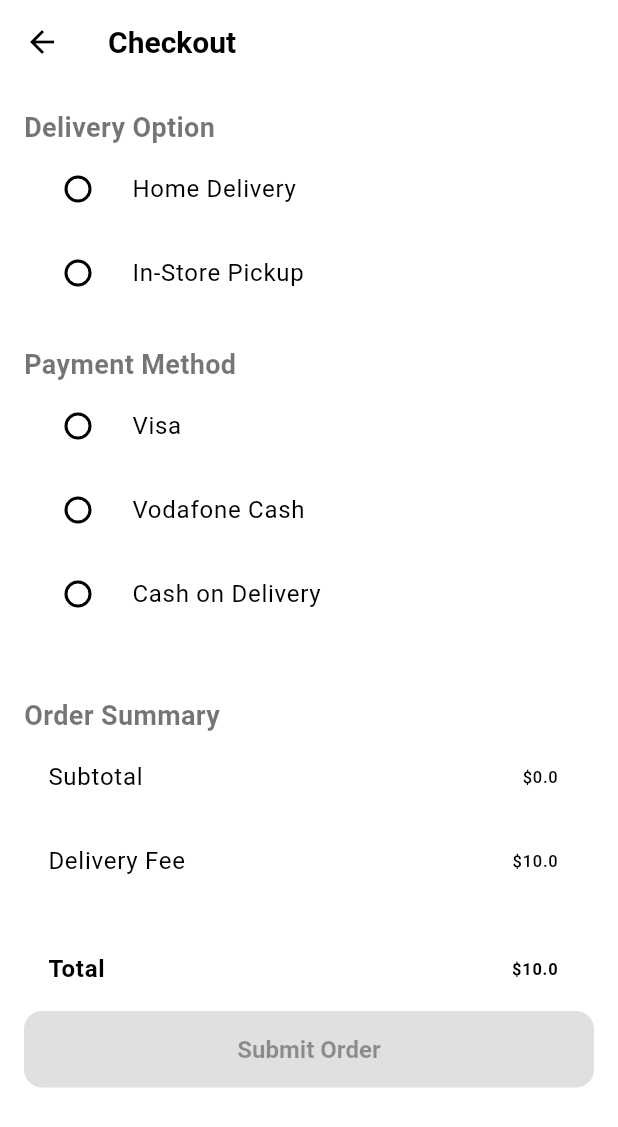
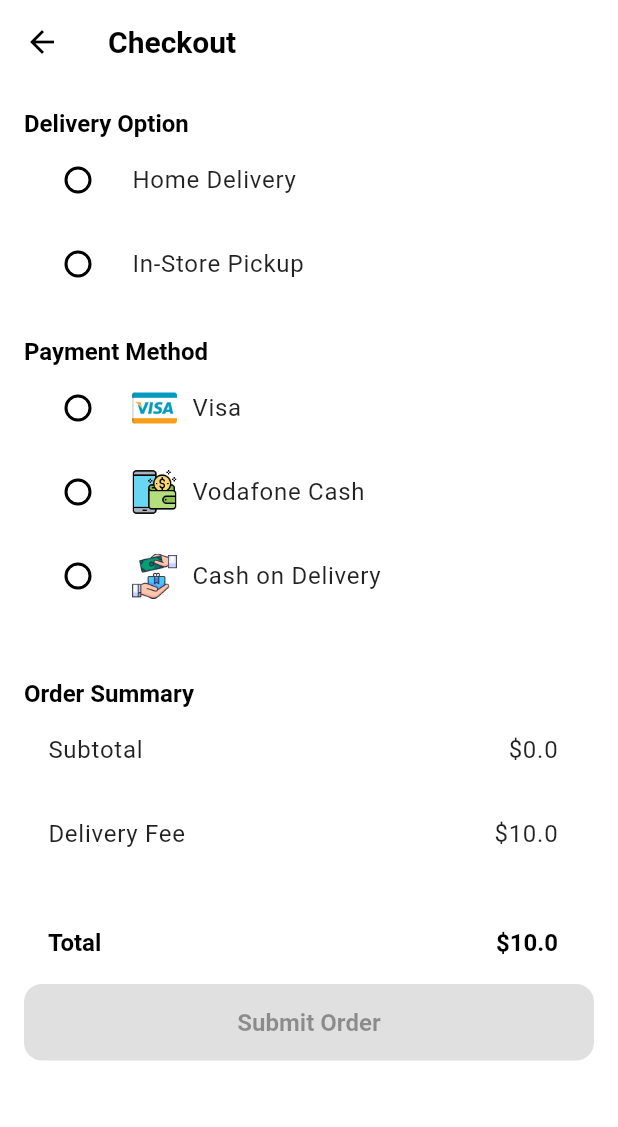
Before and after one commit to Sobhy-Abdelhakam/pottery-shop, a Flutter app: the CheckoutScreen screen opened directly with empty values, on a phone screen of 412 x 824 dp. Shown: the top 1127 px of the screen. Run offline on Flutter 3.47's test engine with Material 3 defaults, Android fonts, the light colour scheme and no system bars; our stand-ins replace equatable, flutter_bloc; missing offline and left inert: carousel_slider_plus, dot_curved_bottom_nav.

Commit message:
integrate the payment method icon

```diff
--- a/lib/feature/checkout/widgets/delivery_option_selector.dart
+++ b/lib/feature/checkout/widgets/delivery_option_selector.dart
@@ -13,9 +13,9 @@ class DeliveryOptionSelector extends StatelessWidget {
     return Column(
       crossAxisAlignment: CrossAxisAlignment.start,
       children: [
-        const Text('Delivery Option', style: TextStyle(fontSize: 18, fontWeight: FontWeight.bold)),
+        Text('Delivery Option', style: Theme.of(context).textTheme.titleLarge),
         RadioListTile<DeliveryOption>(
-          title: const Text('Home Delivery'),
+          title: Text('Home Delivery', style: Theme.of(context).textTheme.bodyLarge),
           value: DeliveryOption.homeDelivery,
           groupValue: context.watch<CheckoutBloc>().state.selectedDeliveryOption,
           onChanged: (value) {
@@ -23,7 +23,7 @@ class DeliveryOptionSelector extends StatelessWidget {
           },
         ),
         RadioListTile<DeliveryOption>(
-          title: const Text('In-Store Pickup'),
+          title: Text('In-Store Pickup', style: Theme.of(context).textTheme.bodyLarge),
           value: DeliveryOption.inStorePickup,
           groupValue: context.watch<CheckoutBloc>().state.selectedDeliveryOption,
           onChanged: (value) {
--- a/lib/feature/checkout/widgets/order_summary.dart
+++ b/lib/feature/checkout/widgets/order_summary.dart
@@ -1,4 +1,3 @@
-
 import 'package:flutter/material.dart';
 
 class OrderSummary extends StatelessWidget {
@@ -18,19 +17,23 @@ class OrderSummary extends StatelessWidget {
     return Column(
       crossAxisAlignment: CrossAxisAlignment.start,
       children: [
-        const Text('Order Summary', style: TextStyle(fontSize: 18, fontWeight: FontWeight.bold)),
+        Text('Order Summary', style: Theme.of(context).textTheme.titleLarge),
         ListTile(
-          title: const Text('Subtotal'),
-          trailing: Text('\$$subtotal'),
+          title: Text('Subtotal', style: Theme.of(context).textTheme.bodyLarge),
+          trailing:
+              Text('\$$subtotal', style: Theme.of(context).textTheme.bodyLarge),
         ),
         ListTile(
-          title: const Text('Delivery Fee'),
-          trailing: Text('\$$deliveryFee'),
+          title: Text('Delivery Fee',
+              style: Theme.of(context).textTheme.bodyLarge),
+          trailing: Text('\$$deliveryFee',
+              style: Theme.of(context).textTheme.bodyLarge),
         ),
         const Divider(),
         ListTile(
-          title: const Text('Total', style: TextStyle(fontWeight: FontWeight.bold)),
-          trailing: Text('\$$total', style: const TextStyle(fontWeight: FontWeight.bold)),
+          title: Text('Total', style: Theme.of(context).textTheme.titleLarge),
+          trailing:
+              Text('\$$total', style: Theme.of(context).textTheme.titleLarge),
         ),
       ],
     );
--- a/lib/feature/checkout/widgets/payment_method_selector.dart
+++ b/lib/feature/checkout/widgets/payment_method_selector.dart
@@ -14,10 +14,16 @@ class PaymentMethodSelector extends StatelessWidget {
     return Column(
       crossAxisAlignment: CrossAxisAlignment.start,
       children: [
-        const Text('Payment Method', style: TextStyle(fontSize: 18, fontWeight: FontWeight.bold)),
+        Text('Payment Method', style: Theme.of(context).textTheme.titleLarge),
         ...paymentMethods.map((method) {
           return RadioListTile<PaymentMethod>(
-            title: Text(method.name),
+            title: Row(
+              children: [
+                Image.asset(method.icon, width: 30, height: 30),
+                const SizedBox(width: 10),
+                Text(method.name, style: Theme.of(context).textTheme.bodyLarge),
+              ],
+            ),
             value: method,
             groupValue: context.watch<CheckoutBloc>().state.selectedPaymentMethod,
             onChanged: (value) {
```
